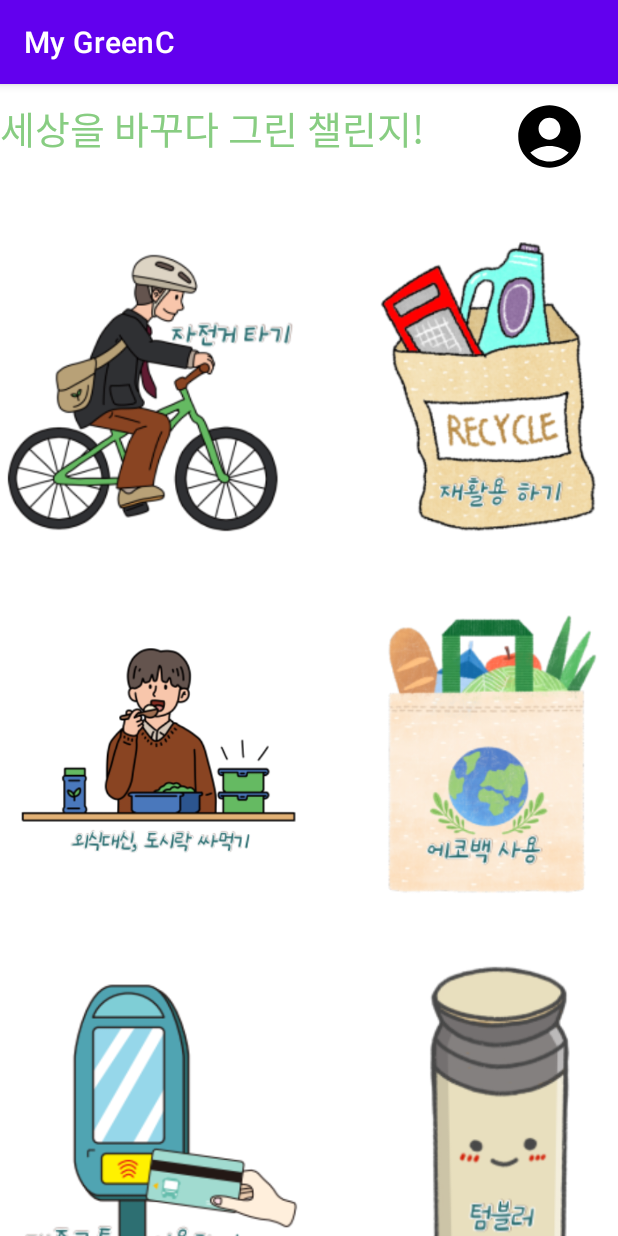
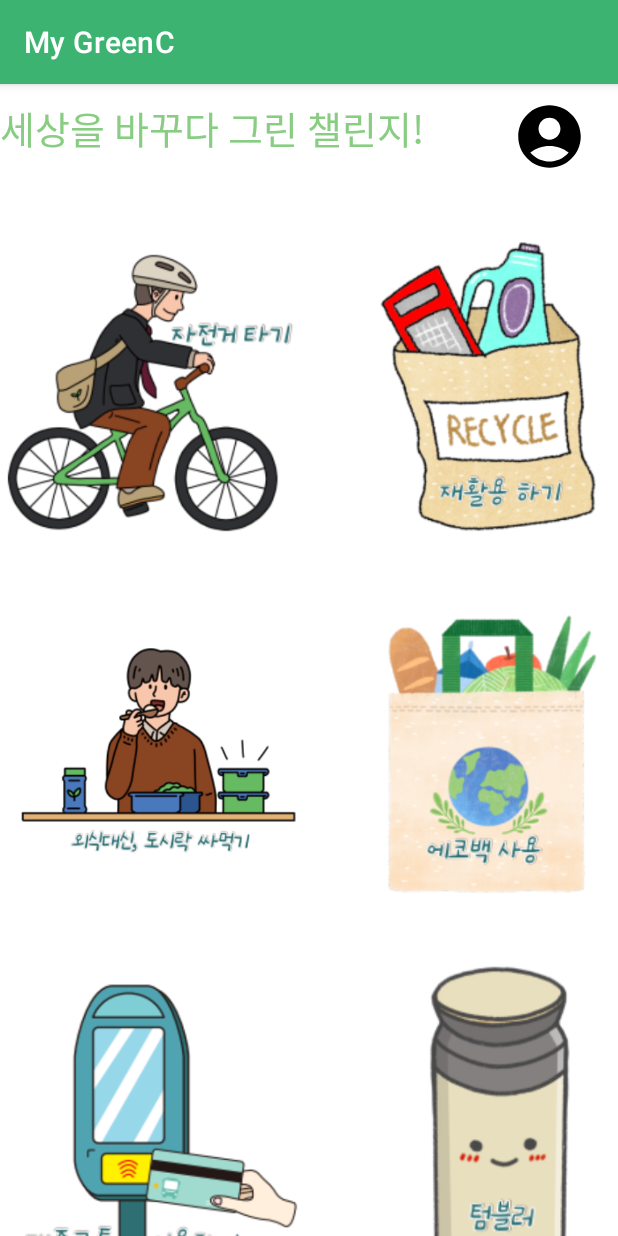
Before and after one commit to kimmatches/MyGreenPoint, an Android app: the screen it shows after launch (MainActivity), on a phone screen of 412 x 824 dp. Run offline under Robolectric (Android 15) with nearby library versions, the phone set to English and light mode, and no system bars.

Commit message:
상단바 색상 변경, imageview 클릭 화면 전환

```diff
--- a/app/src/main/java/com/example/mygreenc/MainActivity.kt
+++ b/app/src/main/java/com/example/mygreenc/MainActivity.kt
@@ -1,11 +1,72 @@
 package com.example.mygreenc
 
+import android.content.Intent
 import android.os.Bundle
+import android.widget.ImageView
+import android.widget.Toast
 import androidx.appcompat.app.AppCompatActivity
 
 class MainActivity : AppCompatActivity() {
     override fun onCreate(savedInstanceState: Bundle?) {
         super.onCreate(savedInstanceState)
         setContentView(R.layout.activity_main)
+
+
+        val img1 = findViewById<ImageView>(R.id.bicycle)
+
+        img1.setOnClickListener{
+            val intent = Intent(this,MainActivity2::class.java)
+            startActivity(intent)
+        }
+
+
+        val img2 = findViewById<ImageView>(R.id.recycle)
+
+        img2.setOnClickListener{
+            val intent = Intent(this,MainActivity2::class.java)
+            startActivity(intent)
+        }
+
+        val img3 = findViewById<ImageView>(R.id.lunch)
+
+        img3.setOnClickListener{
+            val intent = Intent(this,MainActivity2::class.java)
+            startActivity(intent)
+        }
+
+        val img4 = findViewById<ImageView>(R.id.ecobag)
+
+        img4.setOnClickListener{
+            val intent = Intent(this,MainActivity2::class.java)
+            startActivity(intent)
+        }
+
+        val img5 = findViewById<ImageView>(R.id.bus)
+
+        img5.setOnClickListener{
+            val intent = Intent(this,MainActivity2::class.java)
+            startActivity(intent)
+        }
+
+        val img6 = findViewById<ImageView>(R.id.tum)
+
+        img6.setOnClickListener{
+            val intent = Intent(this,MainActivity2::class.java)
+            startActivity(intent)
+        }
+
+        val img7 = findViewById<ImageView>(R.id.tran)
+
+        img7.setOnClickListener{
+            val intent = Intent(this,MainActivity2::class.java)
+            startActivity(intent)
+        }
+
+        val img8 = findViewById<ImageView>(R.id.recycle)
+
+        img8.setOnClickListener{
+            val intent = Intent(this,MainActivity2::class.java)
+            startActivity(intent)
+        }
     }
 }
--- a/app/src/main/res/values/colors.xml
+++ b/app/src/main/res/values/colors.xml
@@ -1,7 +1,7 @@
 <?xml version="1.0" encoding="utf-8"?>
 <resources>
     <color name="purple_200">#FFBB86FC</color>
-    <color name="purple_500">#FF6200EE</color>
+    <color name="purple_500">#3CB371</color>
     <color name="purple_700">#FF3700B3</color>
     <color name="teal_200">#FF03DAC5</color>
     <color name="teal_700">#FF018786</color>
```
